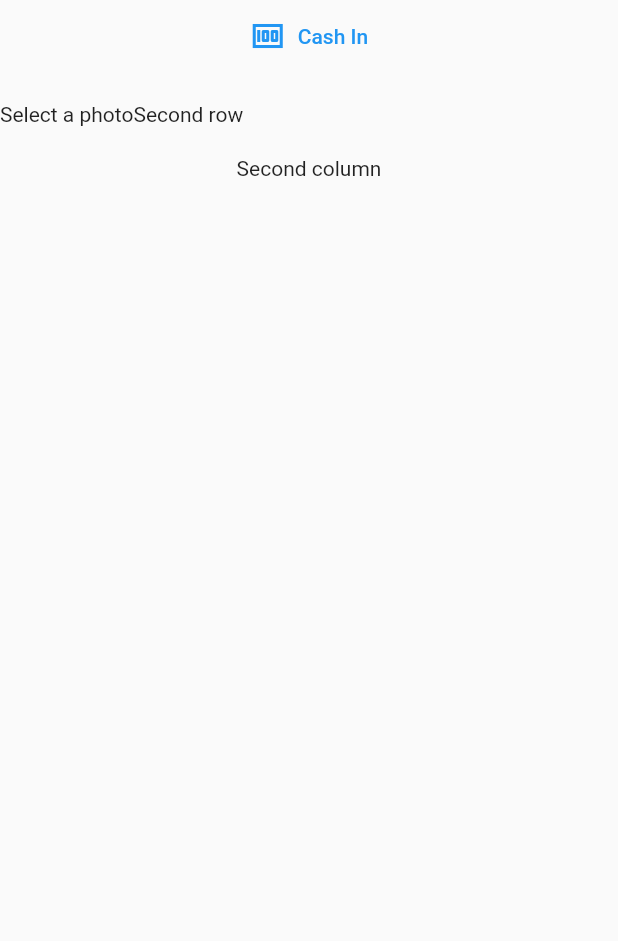
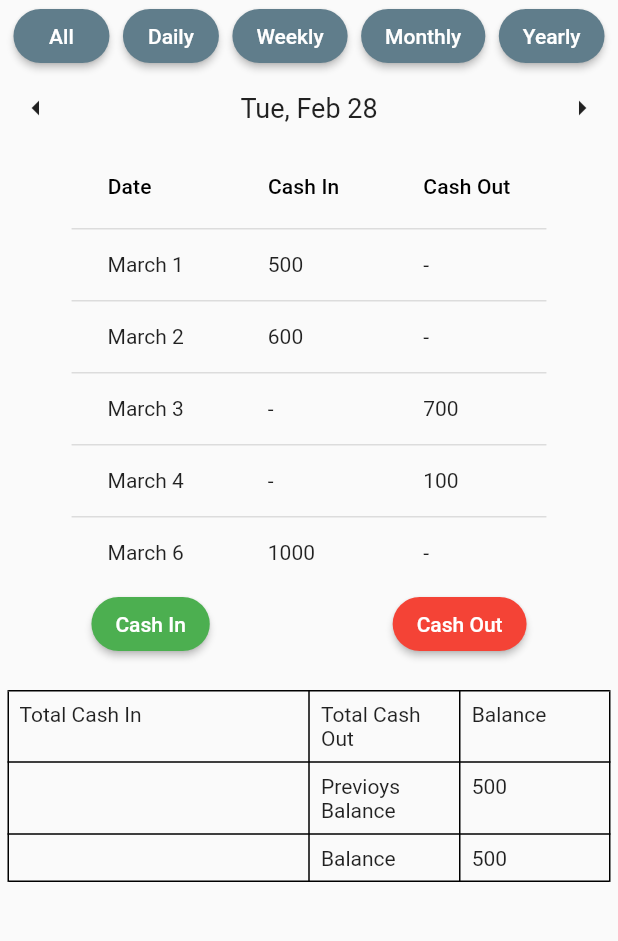
Before and after one commit to Prashant2344/cashbook, a Flutter app: the screen it shows after launch, on a phone screen of 412 x 824 dp, the part 84-1025 px from its top. Run offline on Flutter 3.47's test engine with Material 2 defaults, Android fonts, the phone set to English and light mode, and no system bars.

Commit message:
Home page design

```diff
--- a/lib/pages/home.dart
+++ b/lib/pages/home.dart
@@ -1,4 +1,5 @@
 import 'package:flutter/material.dart';
+import 'package:intl/intl.dart';
 
 class Home extends StatefulWidget {
   const Home({Key? key}) : super(key: key);
@@ -8,6 +9,30 @@ class Home extends StatefulWidget {
 }
 
 class _HomeState extends State<Home> {
+  final List<String> _buttonTitles = ['All', 'Daily', 'Weekly', 'Monthly', 'Yearly'];
+
+  final List<List<String>> data = [
+    ['March 1', '500', '-'],
+    ['March 2', '600', '-'],
+    ['March 3', '-', '700'],
+    ['March 4', '-', '100'],
+    ['March 6', '1000', '-'],
+  ];
+
+  DateTime _selectedDate = DateTime.now();
+
+  void _incrementDate() {
+    setState(() {
+      _selectedDate = _selectedDate.add(Duration(days: 1));
+    });
+  }
+
+  void _decrementDate() {
+    setState(() {
+      _selectedDate = _selectedDate.subtract(Duration(days: 1));
+    });
+  }
+
   @override
   Widget build(BuildContext context) {
     return Scaffold(
@@ -20,22 +45,161 @@ class _HomeState extends State<Home> {
       body: Container(
         child: Column(
           children: <Widget>[
-            TextButton.icon(
-                onPressed: () {
-                  Navigator.pushNamed(context, '/form');
-                },
-                icon: Icon(Icons.money),
-                label: Text('Cash In'),
+            Row(
+              mainAxisAlignment: MainAxisAlignment.spaceEvenly,
+              children: List.generate(
+                _buttonTitles.length,
+                    (index) => ElevatedButton(
+                  onPressed: () {
+                    // Add your onPressed code here.
+                  },
+                  style: ButtonStyle(
+                    backgroundColor: MaterialStateProperty.all<Color>(Colors.blueGrey),
+                    shape: MaterialStateProperty.all<RoundedRectangleBorder>(
+                      RoundedRectangleBorder(
+                        borderRadius: BorderRadius.circular(18.0),
+                      ),
+                    ),
+                  ),
+                  child: Text(_buttonTitles[index]),
+                ),
+              ),
             ),
-            SizedBox(height: 20.0),
             Row(
-              children: <Widget>[
-                Text('Select a photo'),
-                Text('Second row')
+              mainAxisAlignment: MainAxisAlignment.spaceBetween,
+              children: [
+                IconButton(
+                  onPressed: _decrementDate,
+                  icon: Icon(Icons.arrow_left),
+                ),
+                Text(
+                  DateFormat('EEE, MMM dd').format(_selectedDate),
+                  style: TextStyle(fontSize: 18.0),
+                ),
+                IconButton(
+                  onPressed: _incrementDate,
+                  icon: Icon(Icons.arrow_right),
+                ),
               ],
             ),
-            SizedBox(height: 20.0),
-            Text('Second column')
+            SingleChildScrollView(
+              child: DataTable(
+                columns: [
+                  DataColumn(
+                    label: Text('Date'),
+                  ),
+                  DataColumn(
+                    label: Text('Cash In'),
+                  ),
+                  DataColumn(
+                    label: Text('Cash Out'),
+                  ),
+                ],
+                rows: List<DataRow>.generate(
+                  data.length,
+                      (int index) {
+                    return DataRow(
+                      cells: [
+                        DataCell(Text(data[index][0])),
+                        DataCell(Text(data[index][1])),
+                        DataCell(Text(data[index][2])),
+                      ],
+                    );
+                  },
+                ),
+              ),
+            ),
+
+            Row(
+              mainAxisAlignment: MainAxisAlignment.spaceAround,
+              children: <Widget>[
+                ElevatedButton(
+                  onPressed: () {
+                    Navigator.pushNamed(context, '/form');
+                  },
+                  style: ElevatedButton.styleFrom(
+                      backgroundColor: Colors.green,
+                      shape: RoundedRectangleBorder(
+                        borderRadius: BorderRadius.circular(20),
+                      ),
+                  ),
+                  child: Text("Cash In"),
+                ),
+                ElevatedButton(
+                  onPressed: () {
+                    Navigator.pushNamed(context, '/form');
+                  },
+                  style: ElevatedButton.styleFrom(
+                      backgroundColor: Colors.red,
+                      shape: RoundedRectangleBorder(
+                      borderRadius: BorderRadius.circular(20),
+                    ),
+                  ),
+                  child: Text("Cash Out"),
+                ),
+              ],
+            ),
+            Container(
+              padding: EdgeInsets.fromLTRB(5.0, 20.0, 5.0, 10.0),
+              child: Table(
+                border: TableBorder.all(),
+                columnWidths: {
+                  0: FlexColumnWidth(2),
+                  1: FlexColumnWidth(1),
+                  2: FlexColumnWidth(1),
+                },
+                children: [
+                  TableRow(
+                    children: [
+                      Padding(
+                        padding: EdgeInsets.all(8.0),
+                        child: Text('Total Cash In'),
+                      ),
+                      Padding(
+                        padding: EdgeInsets.all(8.0),
+                        child: Text('Total Cash Out'),
+                      ),
+                      Padding(
+                        padding: EdgeInsets.all(8.0),
+                        child: Text('Balance'),
+                      ),
+                    ],
+                  ),
+                  TableRow(
+                    children: [
+                      Padding(
+                        padding: EdgeInsets.all(8.0),
+                        child: Text(''),
+                      ),
+                      Padding(
+                        padding: EdgeInsets.all(8.0),
+                        child: Text('Previoys Balance'),
+                      ),
+                      Padding(
+                        padding: EdgeInsets.all(8.0),
+                        child: Text('500'),
+                      ),
+                    ],
+                  ),
+                  TableRow(
+                    children: [
+                      Padding(
+                        padding: EdgeInsets.all(8.0),
+                        child: Text(''),
+                      ),
+                      Padding(
+                        padding: EdgeInsets.all(8.0),
+                        child: Text('Balance'),
+                      ),
+                      Padding(
+                        padding: EdgeInsets.all(8.0),
+                        child: Text('500'),
+                      ),
+                    ],
+                  ),
+                ],
+              )
+            )
           ],
         ),
       ),
```
